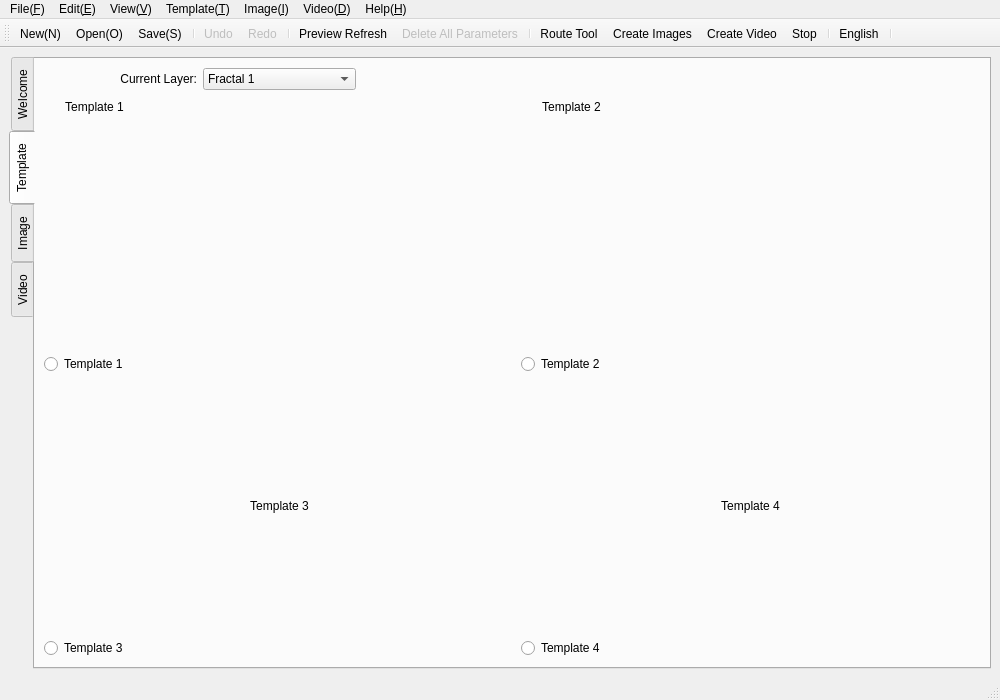
First picture: the form in mainwindow.ui, repository Teddy-van-Jerry/Fractal_Designer, before the edit.
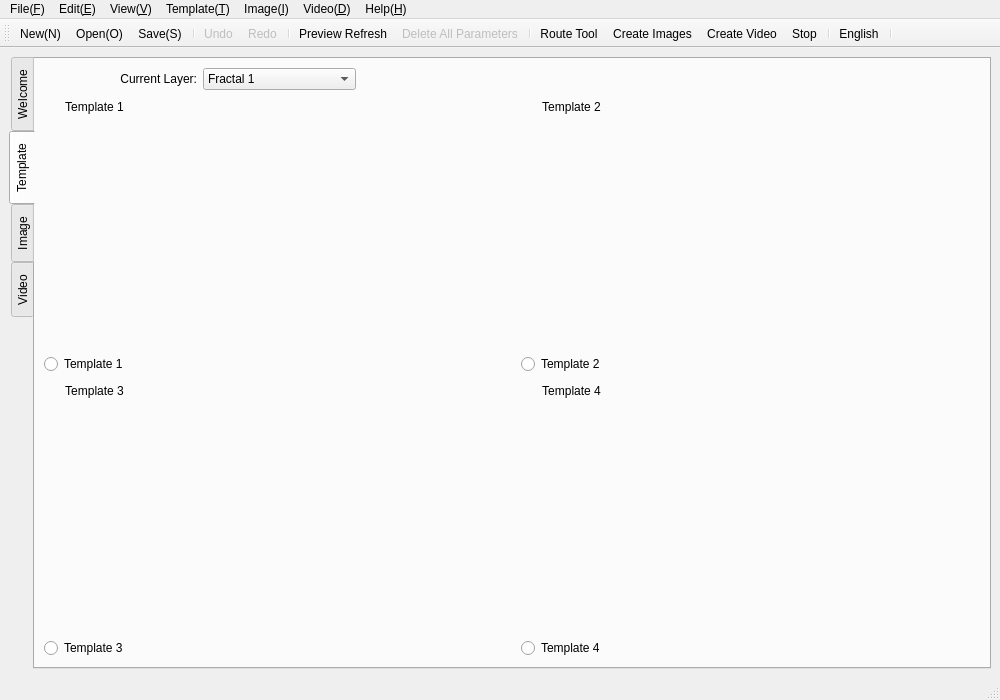
Second picture: the form after the edit. The open tabs and pages were chosen to show the change. Icons and pictures are not drawn.

Commit message: Preparation for Template 3 and 4

```diff
--- a/mainwindow.ui
+++ b/mainwindow.ui
@@ -371,13 +371,35 @@
         <item row="2" column="3">
          <layout class="QVBoxLayout" name="verticalLayout_7">
           <item>
-           <widget class="QLabel" name="label_Template_4">
-            <property name="text">
-             <string>Template 4</string>
+           <widget class="QWidget" name="widget_T4" native="true">
+            <property name="toolTip">
+             <string>Generalized Newton Fractal</string>
             </property>
-            <property name="alignment">
-             <set>Qt::AlignCenter</set>
+            <property name="statusTip">
+             <string>Choose Template 4: This needs additional settings in Menu Template.</string>
             </property>
+            <widget class="QLabel" name="label_Template_4">
+             <property name="geometry">
+              <rect>
+               <x>0</x>
+               <y>0</y>
+               <width>101</width>
+               <height>21</height>
+              </rect>
+             </property>
+             <property name="sizePolicy">
+              <sizepolicy hsizetype="Preferred" vsizetype="Preferred">
+               <horstretch>0</horstretch>
+               <verstretch>0</verstretch>
+              </sizepolicy>
+             </property>
+             <property name="text">
+              <string>Template 4</string>
+             </property>
+             <property name="alignment">
+              <set>Qt::AlignCenter</set>
+             </property>
+            </widget>
            </widget>
           </item>
           <item>
@@ -488,13 +510,35 @@
         <item row="2" column="0" colspan="3">
          <layout class="QVBoxLayout" name="verticalLayout_6">
           <item>
-           <widget class="QLabel" name="label_Template_3">
-            <property name="text">
-             <string>Template 3</string>
+           <widget class="QWidget" name="widget_T3" native="true">
+            <property name="toolTip">
+             <string>Burning Ship Fractal</string>
             </property>
-            <property name="alignment">
-             <set>Qt::AlignCenter</set>
+            <property name="statusTip">
+             <string>Choose Template 3: This needs additional settings in Menu Template.</string>
             </property>
+            <widget class="QLabel" name="label_Template_3">
+             <property name="geometry">
+              <rect>
+               <x>0</x>
+               <y>0</y>
+               <width>101</width>
+               <height>21</height>
+              </rect>
+             </property>
+             <property name="sizePolicy">
+              <sizepolicy hsizetype="Preferred" vsizetype="Preferred">
+               <horstretch>0</horstretch>
+               <verstretch>0</verstretch>
+              </sizepolicy>
+             </property>
+             <property name="text">
+              <string>Template 3</string>
+             </property>
+             <property name="alignment">
+              <set>Qt::AlignCenter</set>
+             </property>
+            </widget>
            </widget>
           </item>
           <item>
```
Left out of the diff: 65 changed lines with no effect on the pictures. The commit also changes 5 other files.
